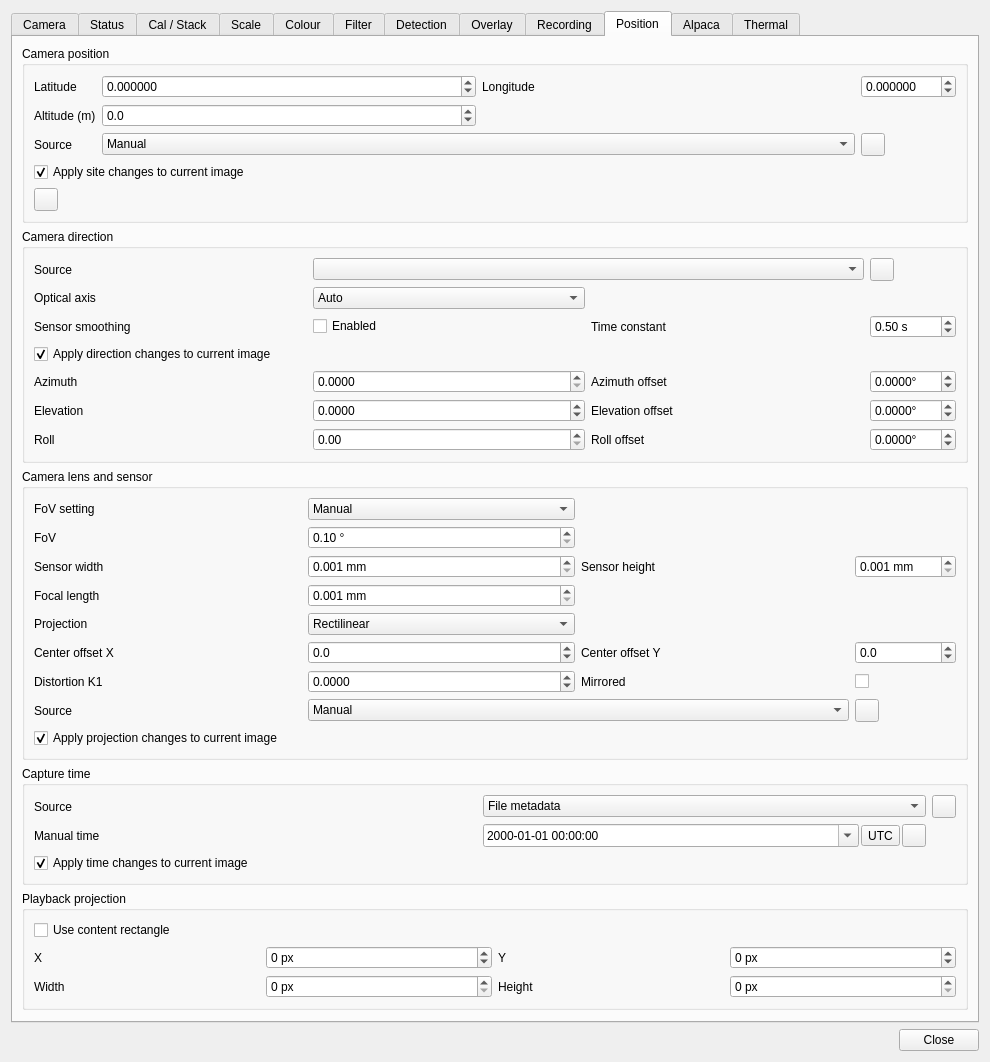
srcejon/sdrangel, file plugins/feature/camera/camerasettingsdialog.ui: the form before one commit.
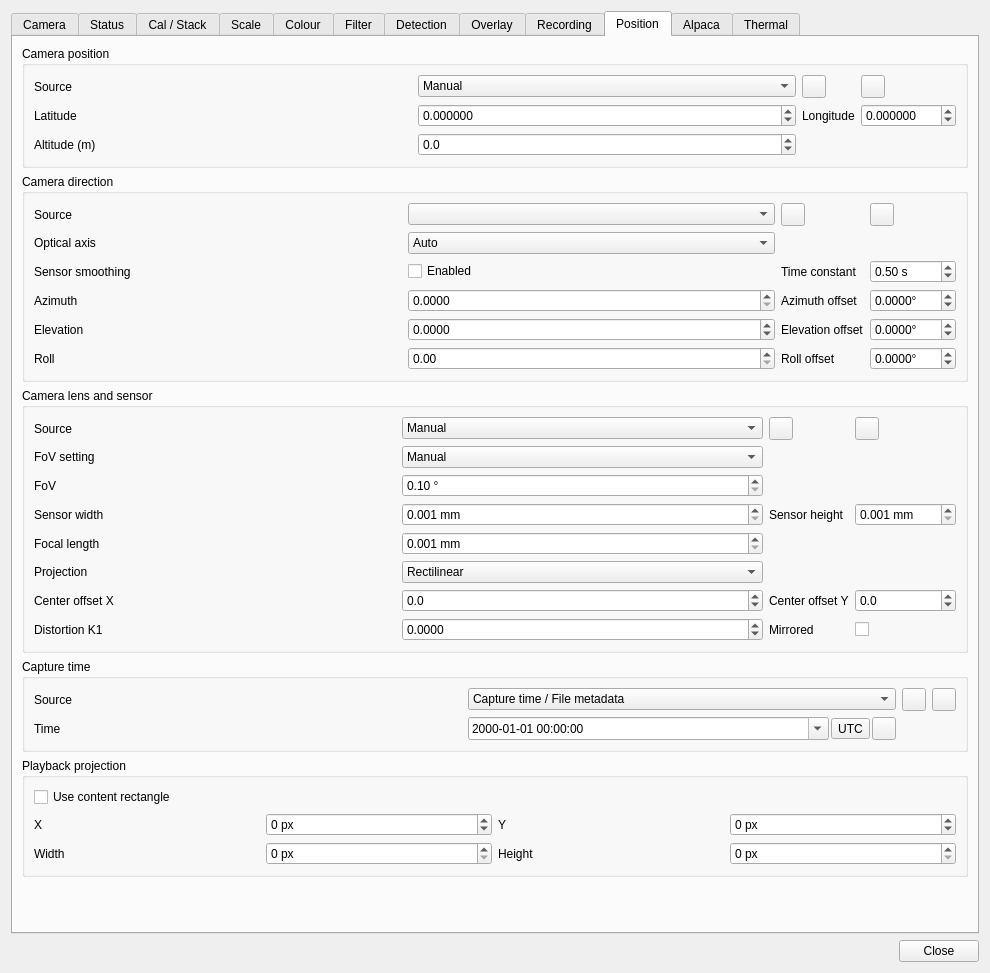
The form after the commit. The open tabs and pages were chosen to show the change. Icons and pictures are not drawn. Custom widgets are drawn as their Qt base class.

Commit message: Improve camera observation source controls

The edit to the form file:
```diff
--- a/plugins/feature/camera/camerasettingsdialog.ui
+++ b/plugins/feature/camera/camerasettingsdialog.ui
@@ -8051,7 +8051,7 @@
           <string>Camera position</string>
          </property>
          <layout class="QGridLayout" name="cameraPositionLayout">
-          <item row="0" column="3">
+          <item row="1" column="3">
            <widget class="QDoubleSpinBox" name="longitudeSpin">
             <property name="toolTip">
              <string>Observer longitude in degrees; positive is east.</string>
@@ -8070,7 +8070,7 @@
             </property>
            </widget>
           </item>
-          <item row="0" column="0">
+          <item row="1" column="0">
            <widget class="QLabel" name="latitudeLabel">
             <property name="minimumSize">
              <size>
@@ -8109,7 +8109,7 @@
             </property>
            </widget>
           </item>
-          <item row="0" column="1">
+          <item row="1" column="1">
            <widget class="QDoubleSpinBox" name="latitudeSpin">
             <property name="toolTip">
              <string>Observer latitude in degrees; positive is north.</string>
@@ -8128,36 +8128,21 @@
             </property>
            </widget>
           </item>
-          <item row="0" column="2">
+          <item row="1" column="2">
            <widget class="QLabel" name="longitudeLabel">
             <property name="text">
              <string>Longitude</string>
             </property>
            </widget>
           </item>
-          <item row="5" column="0">
-           <widget class="QToolButton" name="useMyPositionButton">
-            <property name="toolTip">
-             <string>Left click: set to My Position once.
-Right-click: toggle continual synchronization from My Position.</string>
-            </property>
-            <property name="text">
-             <string/>
-            </property>
-            <property name="icon">
-             <iconset resource="../../../sdrgui/resources/res.qrc">
-              <normaloff>:/import.png</normaloff>:/import.png</iconset>
-            </property>
-           </widget>
-          </item>
-          <item row="3" column="0">
+          <item row="0" column="0">
            <widget class="QLabel" name="siteSourceLabel">
             <property name="text">
              <string>Source</string>
             </property>
            </widget>
           </item>
-          <item row="3" column="1" colspan="2">
+          <item row="0" column="1">
            <widget class="QComboBox" name="siteSourceCombo">
             <property name="toolTip">
              <string>Select manual coordinates, My Position, or site coordinates stored in the current media file.</string>
@@ -8167,7 +8152,7 @@
             <item><property name="text"><string>File metadata</string></property></item>
            </widget>
           </item>
-          <item row="3" column="3">
+          <item row="0" column="2">
            <widget class="QToolButton" name="siteCopyToManualButton">
             <property name="toolTip"><string>Copy the current site source values to the manual settings.</string></property>
             <property name="text"><string/></property>
@@ -8177,12 +8162,16 @@
             </property>
            </widget>
           </item>
-          <item row="4" column="0" colspan="4">
-           <widget class="QCheckBox" name="siteApplyToCurrentImageCheck">
+          <item row="0" column="3">
+           <widget class="ButtonSwitch" name="siteApplyToCurrentImageButton">
             <property name="toolTip">
              <string>Apply site source and coordinate changes to the currently displayed image.</string>
             </property>
-            <property name="text"><string>Apply site changes to current image</string></property>
+            <property name="text"><string/></property>
+            <property name="icon">
+             <iconset resource="../../../sdrgui/resources/res.qrc">
+              <normaloff>:/checkmark.png</normaloff>:/checkmark.png</iconset>
+            </property>
             <property name="checked"><bool>true</bool></property>
            </widget>
           </item>
@@ -8340,13 +8329,15 @@
             </property>
            </widget>
           </item>
-          <item row="3" column="0" colspan="4">
-           <widget class="QCheckBox" name="directionApplyToCurrentImageCheck">
+          <item row="0" column="3">
+           <widget class="ButtonSwitch" name="directionApplyToCurrentImageButton">
             <property name="toolTip">
              <string>When enabled, azimuth, elevation, and roll changes reproject the currently displayed image. Disable this for a moving camera so each frame retains the direction sampled when it was captured.</string>
             </property>
-            <property name="text">
-             <string>Apply direction changes to current image</string>
+            <property name="text"><string/></property>
+            <property name="icon">
+             <iconset resource="../../../sdrgui/resources/res.qrc">
+              <normaloff>:/checkmark.png</normaloff>:/checkmark.png</iconset>
             </property>
             <property name="checked">
              <bool>true</bool>
@@ -8473,14 +8464,14 @@
             </property>
            </widget>
           </item>
-          <item row="0" column="1" colspan="2">
+          <item row="0" column="1">
            <widget class="QComboBox" name="directionSourceCombo">
             <property name="toolTip">
              <string>Select a GS232Controller rotator or Qt Sensors compass/tilt/rotation sensor set to continually synchronize the camera direction.</string>
             </property>
            </widget>
           </item>
-          <item row="0" column="3">
+          <item row="0" column="2">
            <widget class="QToolButton" name="directionCopyToManualButton">
             <property name="toolTip"><string>Copy the current metadata, rotator, or sensor direction to the manual settings.</string></property>
             <property name="text"><string/></property>
@@ -8502,21 +8493,21 @@
           <string>Camera lens and sensor</string>
          </property>
          <layout class="QGridLayout" name="gridLayout_15">
-          <item row="7" column="0">
+          <item row="8" column="0">
            <widget class="QLabel" name="lensCenterOffsetXLabel">
             <property name="text">
              <string>Center offset X</string>
             </property>
            </widget>
           </item>
-          <item row="1" column="0">
+          <item row="2" column="0">
            <widget class="QLabel" name="fovLabel">
             <property name="text">
              <string>FoV</string>
             </property>
            </widget>
           </item>
-          <item row="6" column="1">
+          <item row="7" column="1">
            <widget class="QComboBox" name="lensProjectionCombo">
             <property name="toolTip">
              <string>Projection model used to map image pixels to sky directions.</string>
@@ -8538,7 +8529,7 @@
             </item>
            </widget>
           </item>
-          <item row="1" column="1">
+          <item row="2" column="1">
            <widget class="QDoubleSpinBox" name="fovSpin">
             <property name="toolTip">
              <string>Camera field of view in degrees.</string>
@@ -8560,14 +8551,14 @@
             </property>
            </widget>
           </item>
-          <item row="2" column="0">
+          <item row="3" column="0">
            <widget class="QLabel" name="fovSensorWidthLabel">
             <property name="text">
              <string>Sensor width</string>
             </property>
            </widget>
           </item>
-          <item row="2" column="1">
+          <item row="3" column="1">
            <widget class="QDoubleSpinBox" name="fovSensorWidthSpin">
             <property name="toolTip">
              <string>Sensor width in millimetres used to calculate field of view.</string>
@@ -8589,14 +8580,14 @@
             </property>
            </widget>
           </item>
-          <item row="2" column="2">
+          <item row="3" column="2">
            <widget class="QLabel" name="fovSensorHeightLabel">
             <property name="text">
              <string>Sensor height</string>
             </property>
            </widget>
           </item>
-          <item row="5" column="1">
+          <item row="6" column="1">
            <widget class="QDoubleSpinBox" name="fovFocalLengthSpin">
             <property name="toolTip">
              <string>Focal length in millimetres used to calculate field of view.</string>
@@ -8618,7 +8609,7 @@
             </property>
            </widget>
           </item>
-          <item row="0" column="1">
+          <item row="1" column="1">
            <widget class="QComboBox" name="fovModeCombo">
             <property name="toolTip">
              <string>Chooses whether field of view is entered directly, calculated from entered sensor dimensions, or calculated from camera-reported sensor dimensions. Focal length remains user supplied.</string>
@@ -8640,28 +8631,28 @@
             </item>
            </widget>
           </item>
-          <item row="9" column="0">
+          <item row="10" column="0">
            <widget class="QLabel" name="lensDistortionK1Label">
             <property name="text">
              <string>Distortion K1</string>
             </property>
            </widget>
           </item>
-          <item row="5" column="0">
+          <item row="6" column="0">
            <widget class="QLabel" name="fovFocalLengthLabel">
             <property name="text">
              <string>Focal length</string>
             </property>
            </widget>
           </item>
-          <item row="0" column="0">
+          <item row="1" column="0">
            <widget class="QLabel" name="fovModeLabel">
             <property name="text">
              <string>FoV setting</string>
             </property>
            </widget>
           </item>
-          <item row="7" column="1">
+          <item row="8" column="1">
            <widget class="QDoubleSpinBox" name="lensCenterOffsetXSpin">
             <property name="toolTip">
              <string>Horizontal lens centre offset in pixels.</string>
@@ -8680,14 +8671,14 @@
             </property>
            </widget>
           </item>
-          <item row="6" column="0">
+          <item row="7" column="0">
            <widget class="QLabel" name="lensProjectionLabel">
             <property name="text">
              <string>Projection</string>
             </property>
            </widget>
           </item>
-          <item row="9" column="1">
+          <item row="10" column="1">
            <widget class="QDoubleSpinBox" name="lensDistortionK1Spin">
             <property name="toolTip">
              <string>Radial distortion coefficient used by the lens projection model.</string>
@@ -8706,7 +8697,7 @@
             </property>
            </widget>
           </item>
-          <item row="2" column="3">
+          <item row="3" column="3">
            <widget class="QDoubleSpinBox" name="fovSensorHeightSpin">
             <property name="toolTip">
              <string>Sensor height in millimetres used to calculate field of view.</string>
@@ -8728,14 +8719,14 @@
             </property>
            </widget>
           </item>
-          <item row="7" column="2">
+          <item row="8" column="2">
            <widget class="QLabel" name="lensCenterOffsetYLabel">
             <property name="text">
              <string>Center offset Y</string>
             </property>
            </widget>
           </item>
-          <item row="7" column="3">
+          <item row="8" column="3">
            <widget class="QDoubleSpinBox" name="lensCenterOffsetYSpin">
             <property name="toolTip">
              <string>Vertical lens centre offset in pixels.</string>
@@ -8754,7 +8745,7 @@
             </property>
            </widget>
           </item>
-          <item row="9" column="3">
+          <item row="10" column="3">
            <widget class="QCheckBox" name="lensMirrorCheck">
             <property name="toolTip">
              <string>Image is horizontally mirrored relative to the sky (up-looking all-sky camera or telescope star diagonal). Plate solving and sky overlays account for the reflection.</string>
@@ -8764,19 +8755,19 @@
             </property>
            </widget>
           </item>
-          <item row="9" column="2">
+          <item row="10" column="2">
            <widget class="QLabel" name="lensMirrorLabel">
             <property name="text">
              <string>Mirrored</string>
             </property>
            </widget>
           </item>
-          <item row="10" column="0">
+          <item row="0" column="0">
            <widget class="QLabel" name="projectionSourceLabel">
             <property name="text"><string>Source</string></property>
            </widget>
           </item>
-          <item row="10" column="1" colspan="2">
+          <item row="0" column="1">
            <widget class="QComboBox" name="projectionSourceCombo">
             <property name="toolTip">
              <string>Select manual lens/projection values or values stored in the current media file.</string>
@@ -8785,7 +8776,7 @@
             <item><property name="text"><string>File metadata</string></property></item>
            </widget>
           </item>
-          <item row="10" column="3">
+          <item row="0" column="2">
            <widget class="QToolButton" name="projectionCopyToManualButton">
              <property name="toolTip"><string>Copy the current file projection values, or freeze a calculated camera/sensor field of view, as manual settings.</string></property>
             <property name="text"><string/></property>
@@ -8795,12 +8786,16 @@
             </property>
            </widget>
           </item>
-          <item row="11" column="0" colspan="4">
-           <widget class="QCheckBox" name="projectionApplyToCurrentImageCheck">
+          <item row="0" column="3">
+           <widget class="ButtonSwitch" name="projectionApplyToCurrentImageButton">
             <property name="toolTip">
              <string>Apply FoV and lens projection changes to the currently displayed image.</string>
             </property>
-            <property name="text"><string>Apply projection changes to current image</string></property>
+            <property name="text"><string/></property>
+            <property name="icon">
+             <iconset resource="../../../sdrgui/resources/res.qrc">
+              <normaloff>:/checkmark.png</normaloff>:/checkmark.png</iconset>
+            </property>
             <property name="checked"><bool>true</bool></property>
            </widget>
           </item>
@@ -8824,7 +8819,7 @@
             <property name="toolTip">
              <string>Use the capture time stored in file metadata, the current clock, or a manually entered capture time.</string>
             </property>
-            <item><property name="text"><string>File metadata</string></property></item>
+            <item><property name="text"><string>Capture time / File metadata</string></property></item>
             <item><property name="text"><string>Current time</string></property></item>
             <item><property name="text"><string>Manual</string></property></item>
            </widget>
@@ -8839,9 +8834,22 @@
             </property>
            </widget>
           </item>
+          <item row="0" column="3">
+           <widget class="ButtonSwitch" name="observationTimeApplyToCurrentImageButton">
+            <property name="toolTip">
+             <string>Apply capture-time source and manual-time changes to the currently displayed image.</string>
+            </property>
+            <property name="text"><string/></property>
+            <property name="icon">
+             <iconset resource="../../../sdrgui/resources/res.qrc">
+              <normaloff>:/checkmark.png</normaloff>:/checkmark.png</iconset>
+            </property>
+            <property name="checked"><bool>true</bool></property>
+           </widget>
+          </item>
           <item row="1" column="0">
            <widget class="QLabel" name="observationCustomDateTimeLabel">
-            <property name="text"><string>Manual time</string></property>
+            <property name="text"><string>Time</string></property>
            </widget>
           </item>
           <item row="1" column="1">
@@ -8873,15 +8881,6 @@
             </item>
            </layout>
           </item>
-          <item row="2" column="0" colspan="3">
-           <widget class="QCheckBox" name="observationTimeApplyToCurrentImageCheck">
-            <property name="toolTip">
-             <string>Apply capture-time source and manual-time changes to the currently displayed image.</string>
-            </property>
-            <property name="text"><string>Apply time changes to current image</string></property>
-            <property name="checked"><bool>true</bool></property>
-           </widget>
-          </item>
          </layout>
         </widget>
        </item>
```
Left out of the diff: 6 changed lines with no effect on the pictures. The commit also changes 2 other files.
